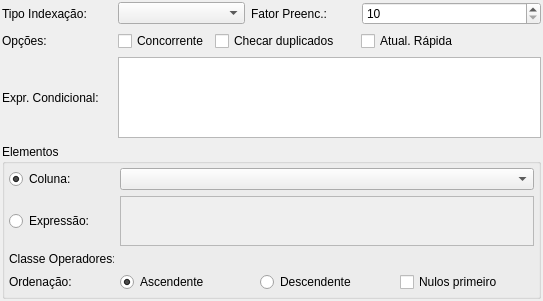
Above: libpgmodeler_ui/ui/indicewidget.ui from pgmodeler/pgmodeler before the change. Below: the same form after it.
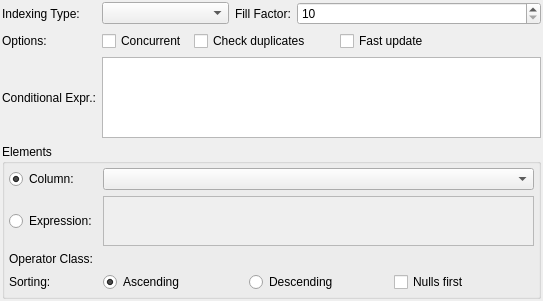
That is the form after the change.

The edit to the form file:
```diff
--- a/libpgmodeler_ui/ui/indicewidget.ui
+++ b/libpgmodeler_ui/ui/indicewidget.ui
@@ -29,20 +29,20 @@
    <item row="0" column="0">
     <widget class="QLabel" name="tipo_index_lbl">
      <property name="sizePolicy">
-      <sizepolicy hsizetype="Fixed" vsizetype="Preferred">
+      <sizepolicy hsizetype="Preferred" vsizetype="Preferred">
        <horstretch>0</horstretch>
        <verstretch>0</verstretch>
       </sizepolicy>
      </property>
      <property name="minimumSize">
       <size>
-       <width>100</width>
+       <width>0</width>
        <height>0</height>
       </size>
      </property>
      <property name="maximumSize">
       <size>
-       <width>100</width>
+       <width>16777215</width>
        <height>16777215</height>
       </size>
      </property>
@@ -54,7 +54,7 @@
       </font>
      </property>
      <property name="text">
-      <string>Tipo Indexação:</string>
+      <string>Indexing Type:</string>
      </property>
     </widget>
    </item>
@@ -83,20 +83,20 @@
    <item row="0" column="2">
     <widget class="QLabel" name="fator_preenc_lbl">
      <property name="sizePolicy">
-      <sizepolicy hsizetype="Fixed" vsizetype="Preferred">
+      <sizepolicy hsizetype="Preferred" vsizetype="Preferred">
        <horstretch>0</horstretch>
        <verstretch>0</verstretch>
       </sizepolicy>
      </property>
      <property name="minimumSize">
       <size>
-       <width>105</width>
+       <width>0</width>
        <height>0</height>
       </size>
      </property>
      <property name="maximumSize">
       <size>
-       <width>110</width>
+       <width>16777215</width>
        <height>16777215</height>
       </size>
      </property>
@@ -109,7 +109,7 @@
       </font>
      </property>
      <property name="text">
-      <string>Fator Preenc.:</string>
+      <string>Fill Factor:</string>
      </property>
      <property name="alignment">
       <set>Qt::AlignLeading|Qt::AlignLeft|Qt::AlignVCenter</set>
@@ -147,25 +147,25 @@
    <item row="1" column="0">
     <widget class="QLabel" name="opcoes_lbl">
      <property name="sizePolicy">
-      <sizepolicy hsizetype="Fixed" vsizetype="Fixed">
+      <sizepolicy hsizetype="Preferred" vsizetype="Fixed">
        <horstretch>0</horstretch>
        <verstretch>0</verstretch>
       </sizepolicy>
      </property>
      <property name="minimumSize">
       <size>
-       <width>95</width>
+       <width>0</width>
        <height>0</height>
       </size>
      </property>
      <property name="maximumSize">
       <size>
-       <width>95</width>
+       <width>16777215</width>
        <height>16777215</height>
       </size>
      </property>
      <property name="text">
-      <string>Opções:</string>
+      <string>Options:</string>
      </property>
     </widget>
    </item>
@@ -192,7 +192,7 @@
         </size>
        </property>
        <property name="text">
-        <string>Concorrente</string>
+        <string>Concurrent</string>
        </property>
       </widget>
      </item>
@@ -217,7 +217,7 @@
         </size>
        </property>
        <property name="text">
-        <string>Checar duplicados</string>
+        <string>Check duplicates</string>
        </property>
       </widget>
      </item>
@@ -242,7 +242,7 @@
         </size>
        </property>
        <property name="text">
-        <string>Atual. Rápida</string>
+        <string>Fast update</string>
        </property>
       </widget>
      </item>
@@ -251,25 +251,25 @@
    <item row="2" column="0">
     <widget class="QLabel" name="exp_condicional_lbl">
      <property name="sizePolicy">
-      <sizepolicy hsizetype="Fixed" vsizetype="Preferred">
+      <sizepolicy hsizetype="Preferred" vsizetype="Preferred">
        <horstretch>0</horstretch>
        <verstretch>0</verstretch>
       </sizepolicy>
      </property>
      <property name="minimumSize">
       <size>
-       <width>110</width>
+       <width>0</width>
        <height>0</height>
       </size>
      </property>
      <property name="maximumSize">
       <size>
-       <width>95</width>
+       <width>16777215</width>
        <height>16777215</height>
       </size>
      </property>
      <property name="text">
-      <string>Expr. Condicional:</string>
+      <string>Conditional Expr.:</string>
      </property>
     </widget>
    </item>
@@ -322,7 +322,7 @@
    <item row="3" column="0" colspan="4">
     <widget class="QGroupBox" name="elementos_grp">
      <property name="title">
-      <string>Elementos</string>
+      <string>Elements</string>
      </property>
      <layout class="QGridLayout" name="gridLayout">
       <property name="margin">
@@ -334,25 +334,25 @@
       <item row="0" column="0">
        <widget class="QRadioButton" name="coluna_rb">
         <property name="sizePolicy">
-         <sizepolicy hsizetype="Fixed" vsizetype="Fixed">
+         <sizepolicy hsizetype="Preferred" vsizetype="Fixed">
           <horstretch>0</horstretch>
           <verstretch>0</verstretch>
          </sizepolicy>
         </property>
         <property name="minimumSize">
          <size>
-          <width>90</width>
+          <width>0</width>
           <height>0</height>
          </size>
         </property>
         <property name="maximumSize">
          <size>
-          <width>90</width>
+          <width>16777215</width>
           <height>16777215</height>
          </size>
         </property>
         <property name="text">
-         <string>Coluna:</string>
+         <string>Column:</string>
         </property>
         <property name="checked">
          <bool>true</bool>
@@ -387,25 +387,25 @@
       <item row="1" column="0">
        <widget class="QRadioButton" name="expressao_rb">
         <property name="sizePolicy">
-         <sizepolicy hsizetype="Fixed" vsizetype="Fixed">
+         <sizepolicy hsizetype="Preferred" vsizetype="Fixed">
           <horstretch>0</horstretch>
           <verstretch>0</verstretch>
          </sizepolicy>
         </property>
         <property name="minimumSize">
          <size>
-          <width>90</width>
+          <width>0</width>
           <height>0</height>
          </size>
         </property>
         <property name="maximumSize">
          <size>
-          <width>90</width>
+          <width>16777215</width>
           <height>16777215</height>
          </size>
         </property>
         <property name="text">
-         <string>Expressão:</string>
+         <string>Expression:</string>
         </property>
         <property name="checked">
          <bool>false</bool>
@@ -467,38 +467,50 @@
       <item row="2" column="0">
        <widget class="QLabel" name="classe_op_lbl">
         <property name="sizePolicy">
-         <sizepolicy hsizetype="Fixed" vsizetype="Preferred">
+         <sizepolicy hsizetype="Preferred" vsizetype="Preferred">
           <horstretch>0</horstretch>
           <verstretch>0</verstretch>
          </sizepolicy>
         </property>
+        <property name="minimumSize">
+         <size>
+          <width>0</width>
+          <height>0</height>
+         </size>
+        </property>
         <property name="maximumSize">
          <size>
-          <width>105</width>
+          <width>16777215</width>
           <height>16777215</height>
          </size>
         </property>
         <property name="text">
-         <string>Classe Operadores:</string>
+         <string>Operator Class:</string>
         </property>
        </widget>
       </item>
       <item row="3" column="0">
        <widget class="QLabel" name="ordenacao_lbl">
         <property name="sizePolicy">
-         <sizepolicy hsizetype="Fixed" vsizetype="Preferred">
+         <sizepolicy hsizetype="Preferred" vsizetype="Preferred">
           <horstretch>0</horstretch>
           <verstretch>0</verstretch>
          </sizepolicy>
         </property>
+        <property name="minimumSize">
+         <size>
+          <width>0</width>
+          <height>0</height>
+         </size>
+        </property>
         <property name="maximumSize">
          <size>
-          <width>105</width>
+          <width>16777215</width>
           <height>16777215</height>
          </size>
         </property>
         <property name="text">
-         <string>Ordenação: </string>
+         <string>Sorting:</string>
         </property>
        </widget>
       </item>
@@ -507,7 +519,7 @@
         <item>
          <widget class="QRadioButton" name="ascendente_rb">
           <property name="text">
-           <string>Ascendente</string>
+           <string>Ascending</string>
           </property>
           <property name="checked">
            <bool>true</bool>
@@ -517,14 +529,14 @@
         <item>
          <widget class="QRadioButton" name="descendente_rb">
           <property name="text">
-           <string>Descendente</string>
+           <string>Descending</string>
           </property>
          </widget>
         </item>
         <item>
          <widget class="QCheckBox" name="nulos_primeiro_chk">
           <property name="text">
-           <string>Nulos primeiro</string>
+           <string>Nulls first</string>
           </property>
          </widget>
         </item>
```
